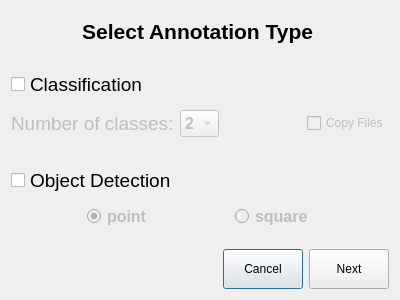
Qt form select_actions.ui (KarolBo/labeling_tool) before a commit.
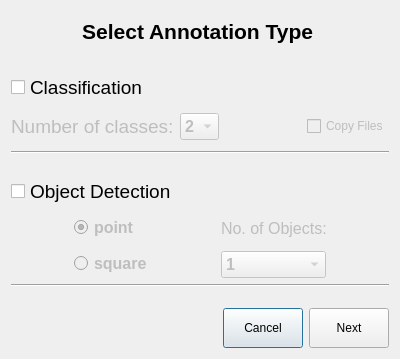
The same form after that commit.

Commit message: multi-object detection

```diff
--- a/select_actions.ui
+++ b/select_actions.ui
@@ -7,13 +7,13 @@
     <x>0</x>
     <y>0</y>
     <width>400</width>
-    <height>300</height>
+    <height>359</height>
    </rect>
   </property>
   <property name="windowTitle">
    <string>Dialog</string>
   </property>
-  <layout class="QVBoxLayout" name="verticalLayout">
+  <layout class="QVBoxLayout" name="verticalLayout_3">
    <item>
     <layout class="QHBoxLayout" name="horizontalLayout">
      <item>
@@ -214,12 +214,9 @@
     </layout>
    </item>
    <item>
-    <widget class="QFrame" name="frame">
-     <property name="frameShape">
-      <enum>QFrame::StyledPanel</enum>
-     </property>
-     <property name="frameShadow">
-      <enum>QFrame::Raised</enum>
+    <widget class="Line" name="line">
+     <property name="orientation">
+      <enum>Qt::Horizontal</enum>
      </property>
     </widget>
    </item>
@@ -277,6 +274,8 @@
       </spacer>
      </item>
      <item>
+      <layout class="QVBoxLayout" name="verticalLayout">
+       <item>
       <widget class="QRadioButton" name="radio_point">
        <property name="enabled">
         <bool>false</bool>
@@ -306,19 +305,6 @@
        </attribute>
       </widget>
      </item>
-     <item>
-      <spacer name="horizontalSpacer_5">
-       <property name="orientation">
-        <enum>Qt::Horizontal</enum>
-       </property>
-       <property name="sizeHint" stdset="0">
-        <size>
-         <width>40</width>
-         <height>20</height>
-        </size>
-       </property>
-      </spacer>
-     </item>
      <item>
       <widget class="QRadioButton" name="radio_square">
        <property name="enabled">
@@ -349,6 +335,102 @@
        </attribute>
       </widget>
      </item>
+      </layout>
+     </item>
+     <item>
+      <spacer name="horizontalSpacer_5">
+       <property name="orientation">
+        <enum>Qt::Horizontal</enum>
+       </property>
+       <property name="sizeHint" stdset="0">
+        <size>
+         <width>40</width>
+         <height>20</height>
+        </size>
+       </property>
+      </spacer>
+     </item>
+     <item>
+      <layout class="QVBoxLayout" name="verticalLayout_2">
+       <item>
+        <widget class="QLabel" name="label_2">
+         <property name="enabled">
+          <bool>false</bool>
+         </property>
+         <property name="maximumSize">
+          <size>
+           <width>105</width>
+           <height>16777215</height>
+          </size>
+         </property>
+         <property name="font">
+          <font>
+           <family>Arial</family>
+           <pointsize>12</pointsize>
+          </font>
+         </property>
+         <property name="text">
+          <string>No. of Objects:</string>
+         </property>
+        </widget>
+       </item>
+       <item>
+        <widget class="QComboBox" name="combo_obj_num">
+         <property name="enabled">
+          <bool>false</bool>
+         </property>
+         <property name="font">
+          <font>
+           <family>Arial</family>
+           <pointsize>12</pointsize>
+           <weight>75</weight>
+           <bold>true</bold>
+          </font>
+         </property>
+         <item>
+          <property name="text">
+           <string>1</string>
+          </property>
+         </item>
+         <item>
+          <property name="text">
+           <string>2</string>
+          </property>
+         </item>
+         <item>
+          <property name="text">
+           <string>3</string>
+          </property>
+         </item>
+         <item>
+          <property name="text">
+           <string>4</string>
+          </property>
+         </item>
+         <item>
+          <property name="text">
+           <string>5</string>
+          </property>
+         </item>
+         <item>
+          <property name="text">
+           <string>6</string>
+          </property>
+         </item>
+         <item>
+          <property name="text">
+           <string>7</string>
+          </property>
+         </item>
+         <item>
+          <property name="text">
+           <string>8</string>
+          </property>
+         </item>
+        </widget>
+       </item>
+      </layout>
+     </item>
      <item>
       <spacer name="horizontalSpacer_7">
        <property name="orientation">
@@ -365,7 +447,14 @@
     </layout>
    </item>
    <item>
-    <spacer name="verticalSpacer_2">
+    <widget class="Line" name="line_2">
+     <property name="orientation">
+      <enum>Qt::Horizontal</enum>
+     </property>
+    </widget>
+   </item>
+   <item>
+    <spacer name="verticalSpacer_5">
      <property name="orientation">
       <enum>Qt::Vertical</enum>
      </property>
```
Lines whose indentation alone changed are shown as unchanged. The commit also changes 4 other files.
